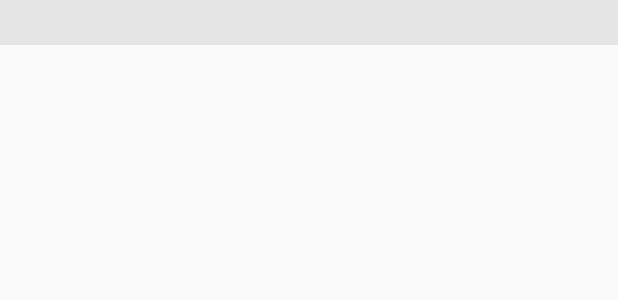
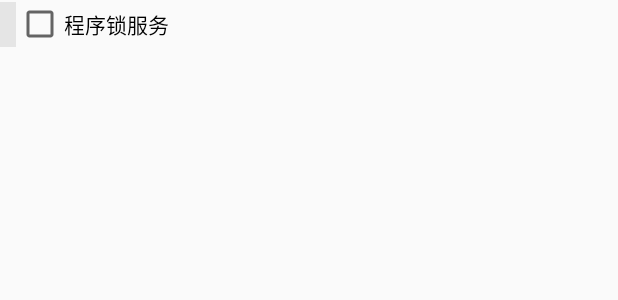
Before and after one commit to DaoSuper/MobileGuard, an Android app: the layout fragment_app_lock.xml on its own in the app's theme, with its tools: preview values and no code run, on a phone screen of 412 x 824 dp. Shown: the top 300 px of the screen. Run offline under Robolectric (Android 15) with nearby library versions, the phone set to English and light mode, and no system bars.

Commit message:
12.22 最终调试

```diff
--- a/app/src/main/res/layout/fragment_app_lock.xml
+++ b/app/src/main/res/layout/fragment_app_lock.xml
@@ -1,14 +1,26 @@
 <LinearLayout xmlns:android="http://schemas.android.com/apk/res/android"
+    xmlns:tools="http://schemas.android.com/tools"
     android:layout_width="match_parent"
     android:layout_height="match_parent"
-    android:orientation="vertical">
-        <TextView
-            android:id="@+id/tv_lock"
+    android:orientation="vertical" >
+        <LinearLayout
             android:layout_width="match_parent"
             android:layout_height="wrap_content"
-            android:padding="5dp"
-            android:background="@color/graye5"/>
+            android:orientation="horizontal">
+                <TextView
+                    android:id="@+id/tv_lock"
+                    android:layout_width="wrap_content"
+                    android:layout_height="wrap_content"
+                    android:padding="5dp"
+                    android:background="@color/graye5"/>
 
+                <CheckBox
+                    android:id="@+id/cb_applock_service"
+                    android:layout_width="wrap_content"
+                    android:layout_height="wrap_content"
+                    android:checked="false"
+                    android:text="程序锁服务" />
+        </LinearLayout>
         <ListView
             android:id="@+id/lv_lock"
             android:layout_width="match_parent"
```
Also changed, not shown: app/src/main/java/cn/edu/gdmec/android/mobileguard/m9advancedtools/fragment/AppLockFragment.java (+25 -1 lines).
